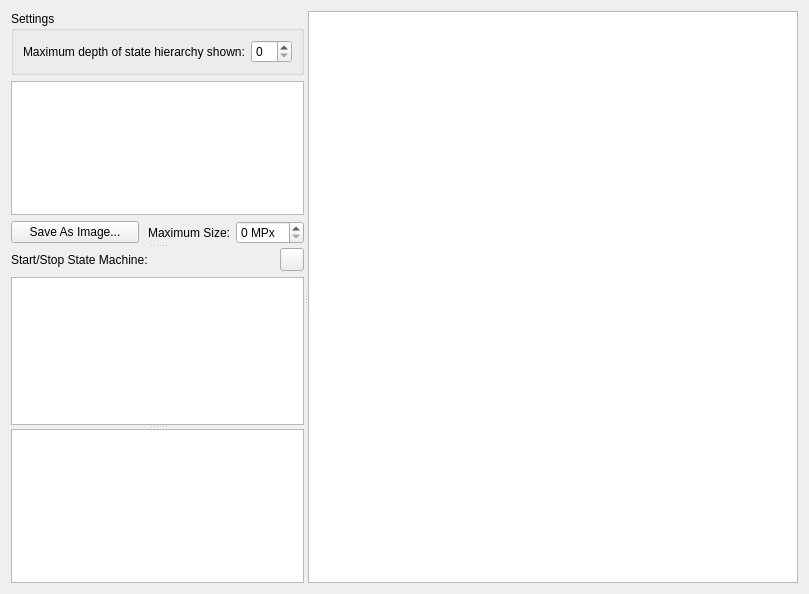
This is plugins/statemachineviewer/statemachineviewer.ui in netrunner-debian-kde-extras/gammaray as Qt 5 draws it before an edit. The edited form follows.
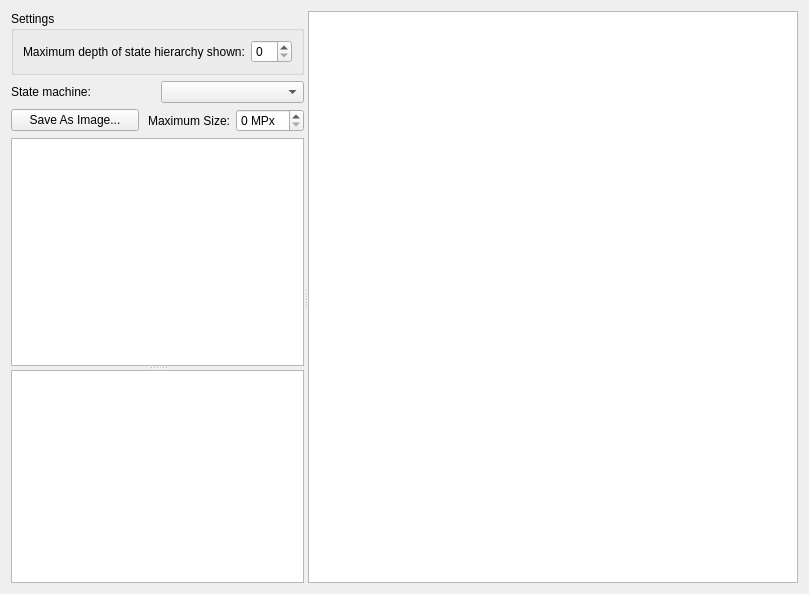
This is the edited form. Custom widgets are drawn as their Qt base class.

Patch:
```diff
--- a/plugins/statemachineviewer/statemachineviewer.ui
+++ b/plugins/statemachineviewer/statemachineviewer.ui
@@ -49,17 +49,25 @@
          </widget>
         </item>
         <item>
-         <widget class="QTreeView" name="stateMachinesView">
-          <property name="rootIsDecorated">
-           <bool>false</bool>
-          </property>
-          <property name="uniformRowHeights">
-           <bool>true</bool>
-          </property>
-          <attribute name="headerStretchLastSection">
-           <bool>false</bool>
-          </attribute>
-         </widget>
+         <layout class="QHBoxLayout" name="horizontalLayout">
+          <item>
+           <widget class="QLabel" name="label_2">
+            <property name="text">
+             <string>State machine:</string>
+            </property>
+            <property name="buddy">
+             <cstring>stateMachinesView</cstring>
+            </property>
+           </widget>
+          </item>
+          <item>
+           <widget class="QComboBox" name="stateMachinesView">
+            <property name="sizeAdjustPolicy">
+             <enum>QComboBox::AdjustToContents</enum>
+            </property>
+           </widget>
+          </item>
+         </layout>
         </item>
         <item>
          <layout class="QHBoxLayout" name="horizontalLayout_2" stretch="3,2,1">
@@ -101,31 +109,7 @@
           </item>
          </layout>
         </item>
-       </layout>
-      </widget>
-      <widget class="QWidget" name="layoutWidget1">
-       <layout class="QGridLayout" name="gridLayout">
-        <item row="0" column="0">
-         <widget class="QLabel" name="label">
-          <property name="text">
-           <string>Start/Stop State Machine:</string>
-          </property>
-          <property name="buddy">
-           <cstring>startStopButton</cstring>
-          </property>
-         </widget>
-        </item>
-        <item row="0" column="1">
-         <widget class="QToolButton" name="startStopButton">
-          <property name="text">
-           <string/>
-          </property>
-          <property name="checkable">
-           <bool>true</bool>
-          </property>
-         </widget>
-        </item>
-        <item row="1" column="0" colspan="2">
+        <item>
          <widget class="QTreeView" name="singleStateMachineView">
           <property name="uniformRowHeights">
            <bool>true</bool>
```
Left out of the diff: 7 changed lines with no effect on the pictures.
